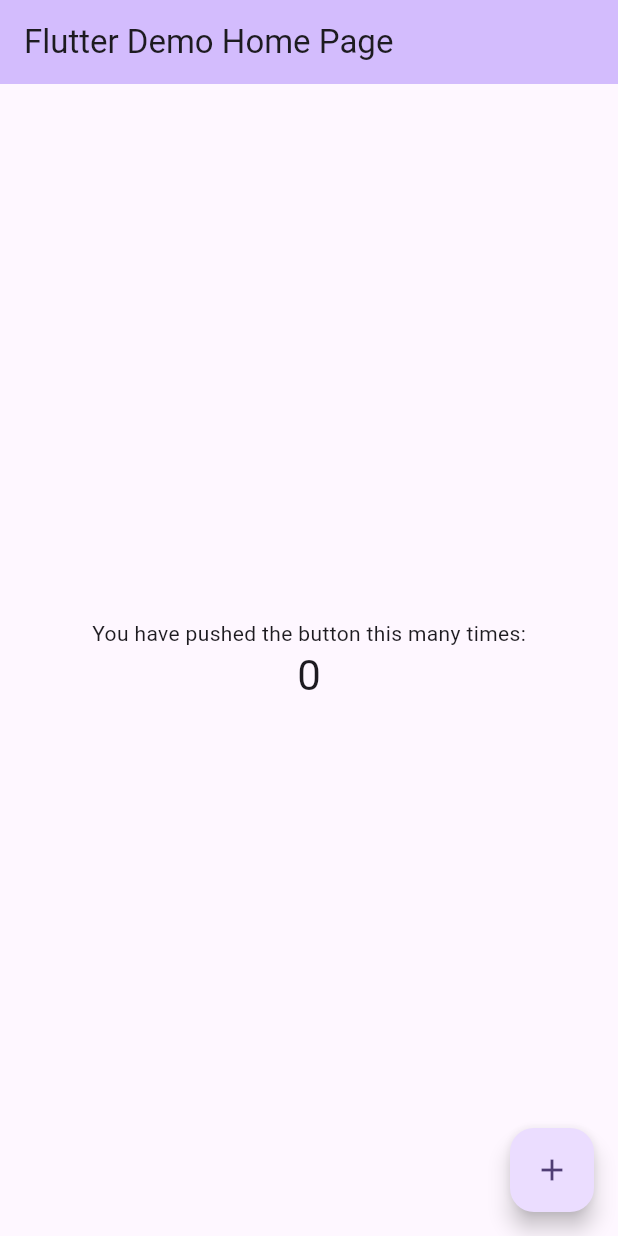
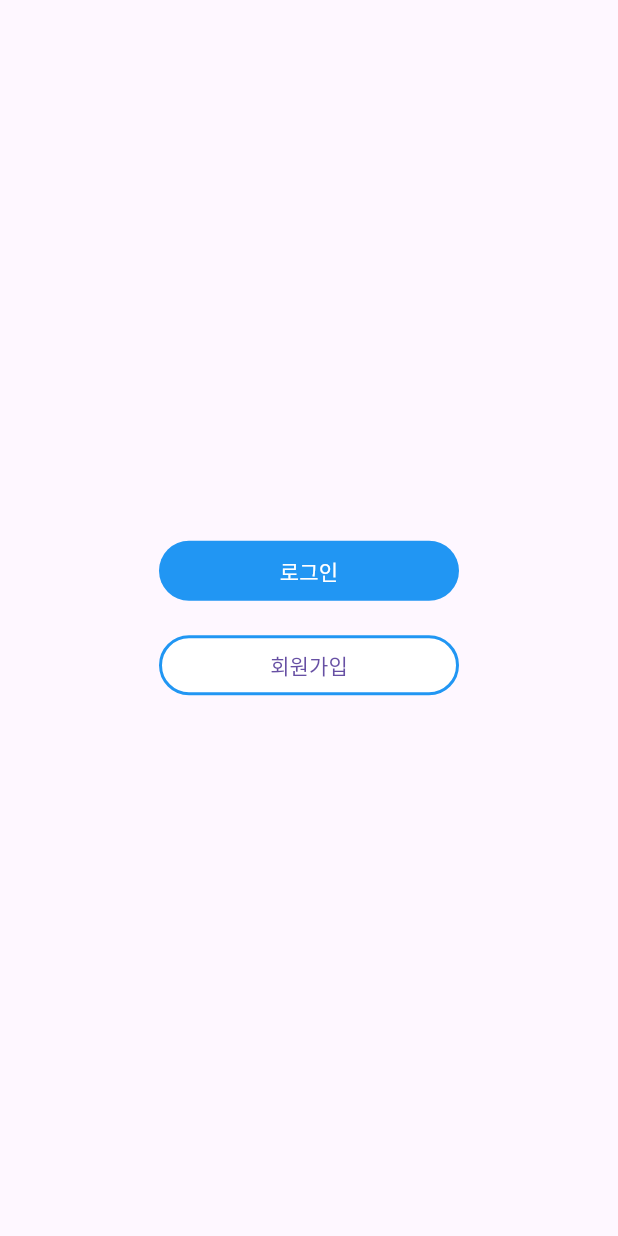
Before and after one commit to bean-i/SSGcam, a Flutter app: the screen it shows after launch, on a phone screen of 412 x 824 dp. Run offline on Flutter 3.47's test engine with Material 3 defaults, Android fonts, the light colour scheme and no system bars.

```diff
--- a/FE/lib/main.dart
+++ b/FE/lib/main.dart
@@ -3,123 +3,71 @@ import 'package:flutter/material.dart';
 void main() {
   runApp(const MyApp());
 }
-
 class MyApp extends StatelessWidget {
   const MyApp({super.key});
 
-  // This widget is the root of your application.
   @override
   Widget build(BuildContext context) {
-    return MaterialApp(
-      title: 'Flutter Demo',
-      theme: ThemeData(
-        // This is the theme of your application.
-        //
-        // TRY THIS: Try running your application with "flutter run". You'll see
-        // the application has a purple toolbar. Then, without quitting the app,
-        // try changing the seedColor in the colorScheme below to Colors.green
-        // and then invoke "hot reload" (save your changes or press the "hot
-        // reload" button in a Flutter-supported IDE, or press "r" if you used
-        // the command line to start the app).
-        //
-        // Notice that the counter didn't reset back to zero; the application
-        // state is not lost during the reload. To reset the state, use hot
-        // restart instead.
-        //
-        // This works for code too, not just values: Most code changes can be
-        // tested with just a hot reload.
-        colorScheme: ColorScheme.fromSeed(seedColor: Colors.deepPurple),
-        useMaterial3: true,
-      ),
-      home: const MyHomePage(title: 'Flutter Demo Home Page'),
+    return const MaterialApp(
+      home: MyHomePage(),
     );
   }
 }
 
 class MyHomePage extends StatefulWidget {
-  const MyHomePage({super.key, required this.title});
-
-  // This widget is the home page of your application. It is stateful, meaning
-  // that it has a State object (defined below) that contains fields that affect
-  // how it looks.
-
-  // This class is the configuration for the state. It holds the values (in this
-  // case the title) provided by the parent (in this case the App widget) and
-  // used by the build method of the State. Fields in a Widget subclass are
-  // always marked "final".
-
-  final String title;
+  const MyHomePage({super.key});
 
   @override
-  State<MyHomePage> createState() => _MyHomePageState();
+  _MyHomePageState createState() => _MyHomePageState();
 }
 
+// 로그인 화면
 class _MyHomePageState extends State<MyHomePage> {
-  int _counter = 0;
-
-  void _incrementCounter() {
-    setState(() {
-      // This call to setState tells the Flutter framework that something has
-      // changed in this State, which causes it to rerun the build method below
-      // so that the display can reflect the updated values. If we changed
-      // _counter without calling setState(), then the build method would not be
-      // called again, and so nothing would appear to happen.
-      _counter++;
-    });
-  }
-
   @override
   Widget build(BuildContext context) {
-    // This method is rerun every time setState is called, for instance as done
-    // by the _incrementCounter method above.
-    //
-    // The Flutter framework has been optimized to make rerunning build methods
-    // fast, so that you can just rebuild anything that needs updating rather
-    // than having to individually change instances of widgets.
     return Scaffold(
-      appBar: AppBar(
-        // TRY THIS: Try changing the color here to a specific color (to
-        // Colors.amber, perhaps?) and trigger a hot reload to see the AppBar
-        // change color while the other colors stay the same.
-        backgroundColor: Theme.of(context).colorScheme.inversePrimary,
-        // Here we take the value from the MyHomePage object that was created by
-        // the App.build method, and use it to set our appbar title.
-        title: Text(widget.title),
-      ),
       body: Center(
-        // Center is a layout widget. It takes a single child and positions it
-        // in the middle of the parent.
         child: Column(
-          // Column is also a layout widget. It takes a list of children and
-          // arranges them vertically. By default, it sizes itself to fit its
-          // children horizontally, and tries to be as tall as its parent.
-          //
-          // Column has various properties to control how it sizes itself and
-          // how it positions its children. Here we use mainAxisAlignment to
-          // center the children vertically; the main axis here is the vertical
-          // axis because Columns are vertical (the cross axis would be
-          // horizontal).
-          //
-          // TRY THIS: Invoke "debug painting" (choose the "Toggle Debug Paint"
-          // action in the IDE, or press "p" in the console), to see the
-          // wireframe for each widget.
           mainAxisAlignment: MainAxisAlignment.center,
           children: <Widget>[
-            const Text(
-              'You have pushed the button this many times:',
+            // 로그인 버튼
+            ElevatedButton(
+              onPressed: () {
+              },
+              style: ButtonStyle(
+                minimumSize: MaterialStateProperty.all(const Size(200, 40)),
+                elevation: MaterialStateProperty.all(0),
+                backgroundColor: MaterialStateProperty.all(Colors.blue),
+              ),
+              child: const Text(
+                '로그인',
+                style: TextStyle(
+                  color: Colors.white,
+                ),
+              ),
             ),
-            Text(
-              '$_counter',
-              style: Theme.of(context).textTheme.headlineMedium,
+            const SizedBox(height: 15), // 버튼 사이 간격
+            // 회원가입 버튼
+            ElevatedButton(
+              onPressed: () {
+                // 회원가입 로직
+              },
+              style: ButtonStyle(
+                minimumSize: MaterialStateProperty.all(const Size(200, 40)),
+                elevation: MaterialStateProperty.all(0),
+                backgroundColor: MaterialStateProperty.all(Colors.white),
+                shape: MaterialStateProperty.all(
+                  RoundedRectangleBorder(
+                    borderRadius: BorderRadius.circular(20),
+                    side: const BorderSide(color: Colors.blue, width: 2),
+                  ),
+                ),
+              ),
+              child: const Text('회원가입'),
             ),
           ],
         ),
       ),
-      floatingActionButton: FloatingActionButton(
-        onPressed: _incrementCounter,
-        tooltip: 'Increment',
-        child: const Icon(Icons.add),
-      ), // This trailing comma makes auto-formatting nicer for build methods.
     );
   }
 }
```
Also changed, not shown: 9 other files.
